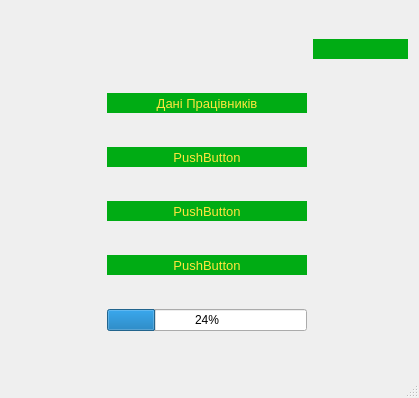
Above: Automated_accounting_system_for_livestock_farms/mainwindow.ui from Odavinh/star-qt before the change. Below: the same form after it.
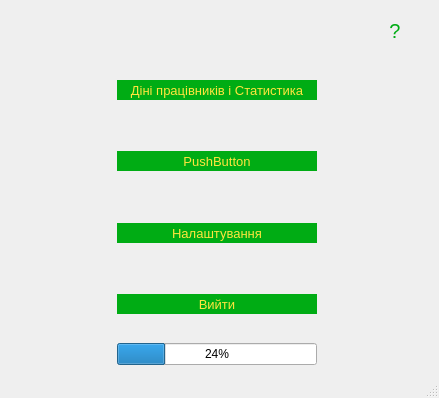
That is the form after the change.

```diff
--- a/Automated_accounting_system_for_livestock_farms/mainwindow.ui
+++ b/Automated_accounting_system_for_livestock_farms/mainwindow.ui
@@ -6,7 +6,7 @@
    <rect>
     <x>0</x>
     <y>0</y>
-    <width>419</width>
+    <width>439</width>
     <height>398</height>
    </rect>
   </property>
@@ -18,59 +18,28 @@
     <property name="spacing">
      <number>6</number>
     </property>
-    <item row="4" column="1">
-     <widget class="QPushButton" name="pushButton_2">
+    <item row="0" column="5">
+     <widget class="QPushButton" name="infoButton">
       <property name="minimumSize">
        <size>
-        <width>200</width>
-        <height>20</height>
+        <width>20</width>
+        <height>40</height>
        </size>
       </property>
-      <property name="font">
-       <font>
-        <pointsize>10</pointsize>
-       </font>
-      </property>
-      <property name="styleSheet">
-       <string notr="true">QPushButton{
-background:#00AC14;
-color:#FFE53E;
-border:0px solid #FFFFFF;
-
-}
-QPushButton:hover{
-background:#2DBE3B;
-color:#FFE53E;
-border:0px solid #FFFFFF;
-}
-QPushButton:pressed{
-background:qlineargradient(spread:reflect, x1:0.433, y1:0, x2:0.438494, y2:0.500227, stop:0 rgba(255, 255, 255, 255), stop:0.365169 rgba(49, 196, 64, 255));
-color:#FFE53E;
-border:0px solid #FFFFFF;
-}</string>
-      </property>
-      <property name="text">
-       <string>PushButton</string>
-      </property>
-     </widget>
-    </item>
-    <item row="5" column="1">
-     <widget class="QPushButton" name="pushButton_3">
-      <property name="minimumSize">
+      <property name="maximumSize">
        <size>
-        <width>200</width>
-        <height>20</height>
+        <width>40</width>
+        <height>40</height>
        </size>
       </property>
       <property name="font">
        <font>
-        <pointsize>10</pointsize>
+        <pointsize>15</pointsize>
        </font>
       </property>
       <property name="styleSheet">
        <string notr="true">QPushButton{
-background:#00AC14;
-color:#FFE53E;
+color:#00AC14;
 border:0px solid #FFFFFF;
 
 }
@@ -86,12 +55,12 @@
 }</string>
       </property>
       <property name="text">
-       <string>PushButton</string>
+       <string>?</string>
       </property>
      </widget>
     </item>
-    <item row="2" column="1">
-     <widget class="QPushButton" name="Button_db">
+    <item row="4" column="2">
+     <widget class="QPushButton" name="ButtonWindowSetings">
       <property name="minimumSize">
        <size>
         <width>200</width>
@@ -122,69 +91,12 @@
 }</string>
       </property>
       <property name="text">
-       <string>Дані Працівників</string>
-      </property>
-     </widget>
-    </item>
-    <item row="2" column="0">
-     <spacer name="horizontalSpacer">
-      <property name="orientation">
-       <enum>Qt::Horizontal</enum>
-      </property>
-      <property name="sizeHint" stdset="0">
-       <size>
-        <width>40</width>
-        <height>20</height>
-       </size>
-      </property>
-     </spacer>
-    </item>
-    <item row="1" column="2">
-     <widget class="QPushButton" name="pushButton_4">
-      <property name="minimumSize">
-       <size>
-        <width>40</width>
-        <height>20</height>
-       </size>
-      </property>
-      <property name="styleSheet">
-       <string notr="true">QPushButton{
-background:#00AC14;
-color:#FFE53E;
-border:0px solid #FFFFFF;
-
-}
-QPushButton:hover{
-background:#2DBE3B;
-color:#FFE53E;
-border:0px solid #FFFFFF;
-}
-QPushButton:pressed{
-background:qlineargradient(spread:reflect, x1:0.433, y1:0, x2:0.438494, y2:0.500227, stop:0 rgba(255, 255, 255, 255), stop:0.365169 rgba(49, 196, 64, 255));
-color:#FFE53E;
-border:0px solid #FFFFFF;
-}</string>
-      </property>
-      <property name="text">
-       <string/>
+       <string>Налаштування</string>
       </property>
      </widget>
     </item>
     <item row="2" column="2">
-     <spacer name="horizontalSpacer_2">
-      <property name="orientation">
-       <enum>Qt::Horizontal</enum>
-      </property>
-      <property name="sizeHint" stdset="0">
-       <size>
-        <width>40</width>
-        <height>20</height>
-       </size>
-      </property>
-     </spacer>
-    </item>
-    <item row="3" column="1">
-     <widget class="QPushButton" name="pushButton">
+     <widget class="QPushButton" name="Button_db">
       <property name="minimumSize">
        <size>
         <width>200</width>
@@ -215,17 +127,193 @@
 }</string>
       </property>
       <property name="text">
-       <string>PushButton</string>
+       <string>Діні працівників і Статистика</string>
       </property>
      </widget>
     </item>
-    <item row="6" column="1">
+    <item row="6" column="2">
      <widget class="QProgressBar" name="progressBar">
       <property name="value">
        <number>24</number>
       </property>
      </widget>
     </item>
+    <item row="0" column="3">
+     <spacer name="horizontalSpacer_3">
+      <property name="orientation">
+       <enum>Qt::Horizontal</enum>
+      </property>
+      <property name="sizeHint" stdset="0">
+       <size>
+        <width>40</width>
+        <height>20</height>
+       </size>
+      </property>
+     </spacer>
+    </item>
+    <item row="3" column="3">
+     <spacer name="verticalSpacer_3">
+      <property name="orientation">
+       <enum>Qt::Vertical</enum>
+      </property>
+      <property name="sizeHint" stdset="0">
+       <size>
+        <width>20</width>
+        <height>40</height>
+       </size>
+      </property>
+     </spacer>
+    </item>
+    <item row="3" column="2">
+     <widget class="QPushButton" name="pushButton">
+      <property name="minimumSize">
+       <size>
+        <width>200</width>
+        <height>20</height>
+       </size>
+      </property>
+      <property name="font">
+       <font>
+        <pointsize>10</pointsize>
+       </font>
+      </property>
+      <property name="styleSheet">
+       <string notr="true">QPushButton{
+background:#00AC14;
+color:#FFE53E;
+border:0px solid #FFFFFF;
+
+}
+QPushButton:hover{
+background:#2DBE3B;
+color:#FFE53E;
+border:0px solid #FFFFFF;
+}
+QPushButton:pressed{
+background:qlineargradient(spread:reflect, x1:0.433, y1:0, x2:0.438494, y2:0.500227, stop:0 rgba(255, 255, 255, 255), stop:0.365169 rgba(49, 196, 64, 255));
+color:#FFE53E;
+border:0px solid #FFFFFF;
+}</string>
+      </property>
+      <property name="text">
+       <string>PushButton</string>
+      </property>
+     </widget>
+    </item>
+    <item row="2" column="5">
+     <spacer name="horizontalSpacer_2">
+      <property name="orientation">
+       <enum>Qt::Horizontal</enum>
+      </property>
+      <property name="sizeHint" stdset="0">
+       <size>
+        <width>40</width>
+        <height>20</height>
+       </size>
+      </property>
+     </spacer>
+    </item>
+    <item row="5" column="2">
+     <widget class="QPushButton" name="ButtonExit">
+      <property name="minimumSize">
+       <size>
+        <width>200</width>
+        <height>20</height>
+       </size>
+      </property>
+      <property name="font">
+       <font>
+        <pointsize>10</pointsize>
+       </font>
+      </property>
+      <property name="styleSheet">
+       <string notr="true">QPushButton{
+background:#00AC14;
+color:#FFE53E;
+border:0px solid #FFFFFF;
+
+}
+QPushButton:hover{
+background:#2DBE3B;
+color:#FFE53E;
+border:0px solid #FFFFFF;
+}
+QPushButton:pressed{
+background:qlineargradient(spread:reflect, x1:0.433, y1:0, x2:0.438494, y2:0.500227, stop:0 rgba(255, 255, 255, 255), stop:0.365169 rgba(49, 196, 64, 255));
+color:#FFE53E;
+border:0px solid #FFFFFF;
+}</string>
+      </property>
+      <property name="text">
+       <string>Вийти</string>
+      </property>
+     </widget>
+    </item>
+    <item row="4" column="3">
+     <spacer name="verticalSpacer_4">
+      <property name="orientation">
+       <enum>Qt::Vertical</enum>
+      </property>
+      <property name="sizeHint" stdset="0">
+       <size>
+        <width>20</width>
+        <height>40</height>
+       </size>
+      </property>
+     </spacer>
+    </item>
+    <item row="2" column="3">
+     <spacer name="verticalSpacer_2">
+      <property name="orientation">
+       <enum>Qt::Vertical</enum>
+      </property>
+      <property name="sizeHint" stdset="0">
+       <size>
+        <width>20</width>
+        <height>40</height>
+       </size>
+      </property>
+     </spacer>
+    </item>
+    <item row="5" column="3">
+     <spacer name="verticalSpacer_5">
+      <property name="orientation">
+       <enum>Qt::Vertical</enum>
+      </property>
+      <property name="sizeHint" stdset="0">
+       <size>
+        <width>20</width>
+        <height>40</height>
+       </size>
+      </property>
+     </spacer>
+    </item>
+    <item row="2" column="1">
+     <spacer name="horizontalSpacer_4">
+      <property name="orientation">
+       <enum>Qt::Horizontal</enum>
+      </property>
+      <property name="sizeHint" stdset="0">
+       <size>
+        <width>40</width>
+        <height>20</height>
+       </size>
+      </property>
+     </spacer>
+    </item>
+    <item row="2" column="0">
+     <spacer name="horizontalSpacer">
+      <property name="orientation">
+       <enum>Qt::Horizontal</enum>
+      </property>
+      <property name="sizeHint" stdset="0">
+       <size>
+        <width>40</width>
+        <height>20</height>
+       </size>
+      </property>
+     </spacer>
+    </item>
    </layout>
   </widget>
   <widget class="QMenuBar" name="menuBar">
```
Left out of the diff: 6 changed lines with no effect on the pictures.
